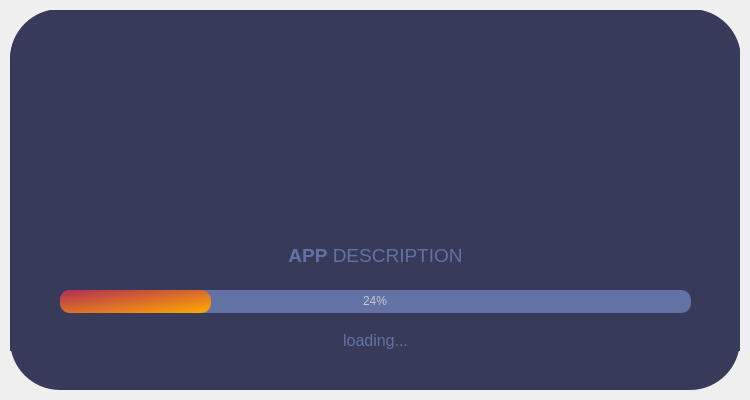
First picture: the form in UI_Functions/splash_screen.ui, repository Mechanics-of-Orbit/MOPy, before the edit.
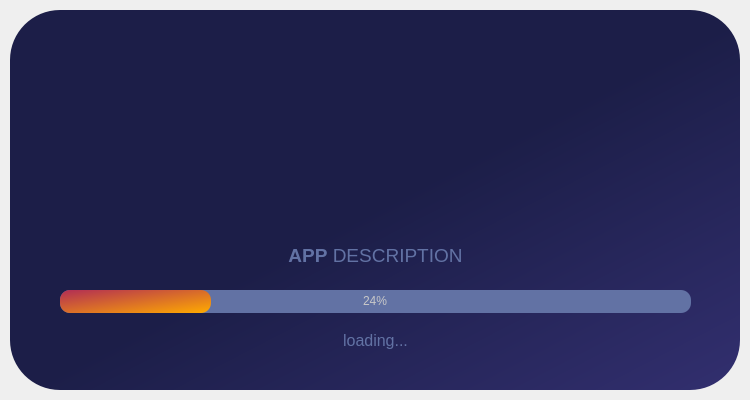
Second picture: the form after the edit. Icons and pictures are not drawn.

```diff
--- a/UI_Functions/splash_screen.ui
+++ b/UI_Functions/splash_screen.ui
@@ -34,7 +34,7 @@
      <widget class="QFrame" name="dropShadowFrame">
       <property name="styleSheet">
        <string notr="true">QFrame {	
-	background-color: rgb(56, 58, 89);	
+	background-color: qlineargradient(spread:pad, x1:1, y1:1, x2:0, y2:0, stop:0 rgba(50, 47, 111, 255), stop:0.488636 rgba(28, 30, 72, 255));	
 	
 
 	color: rgb(220, 220, 220);
@@ -63,7 +63,8 @@
         </font>
        </property>
        <property name="styleSheet">
-        <string notr="true">color: rgb(98, 114, 164);</string>
+        <string notr="true">color: rgb(98, 114, 164);
+background-color:transparent;</string>
        </property>
        <property name="text">
         <string>&lt;strong&gt;APP&lt;/strong&gt; DESCRIPTION</string>
@@ -122,7 +123,8 @@
         </font>
        </property>
        <property name="styleSheet">
-        <string notr="true">color: rgb(98, 114, 164);</string>
+        <string notr="true">background-color:transparent;
+color: rgb(98, 114, 164);</string>
        </property>
        <property name="text">
         <string>loading...</string>
@@ -140,6 +142,9 @@
          <height>221</height>
         </rect>
        </property>
+       <property name="styleSheet">
+        <string notr="true">background-color:transparent;</string>
+       </property>
        <property name="frameShape">
         <enum>QFrame::StyledPanel</enum>
        </property>
@@ -165,7 +170,8 @@
            </font>
           </property>
           <property name="styleSheet">
-           <string notr="true">color: rgb(254, 121, 199);</string>
+           <string notr="true">color: rgb(254, 121, 199);
+background-color:transparent;</string>
           </property>
           <property name="text">
            <string/>
@@ -183,6 +189,22 @@
         </item>
        </layout>
       </widget>
+      <widget class="QLabel" name="label">
+       <property name="geometry">
+        <rect>
+         <x>570</x>
+         <y>330</y>
+         <width>47</width>
+         <height>41</height>
+        </rect>
+       </property>
+       <property name="styleSheet">
+        <string notr="true">background-color:transparent;</string>
+       </property>
+       <property name="text">
+        <string/>
+       </property>
+      </widget>
      </widget>
     </item>
    </layout>
```
Left out of the diff: 8 changed lines with no effect on the pictures.
